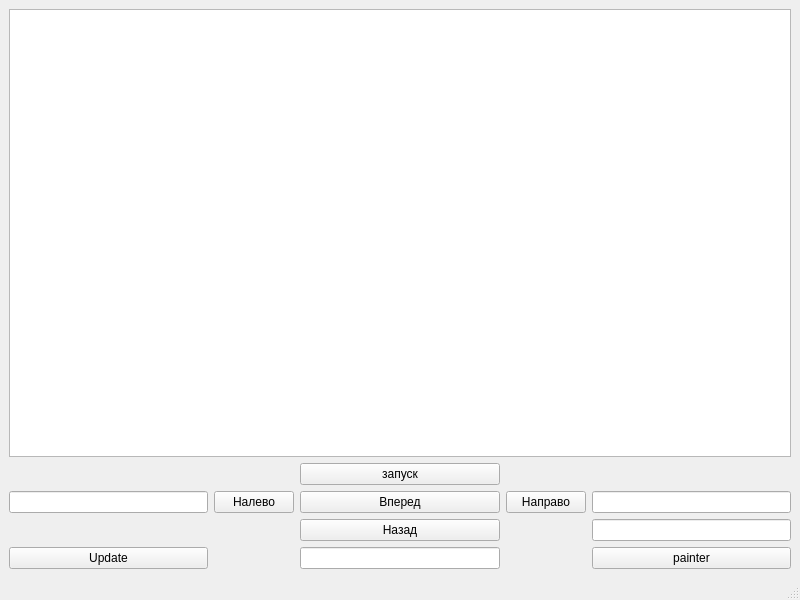
Above: mainwindow.ui from Polliakoff/Collabreequeue-2-rep before the change. Below: the same form after it.
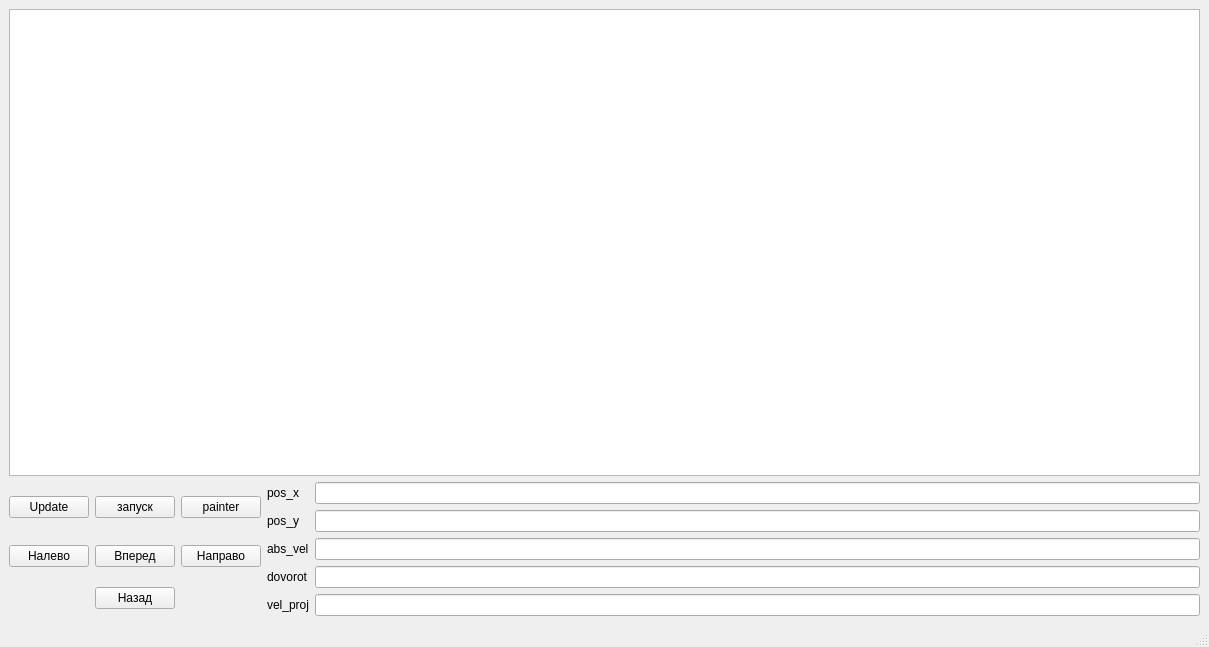
That is the form after the change.

What changed in the file:
```diff
--- a/mainwindow.ui
+++ b/mainwindow.ui
@@ -6,79 +6,121 @@
    <rect>
     <x>0</x>
     <y>0</y>
-    <width>800</width>
-    <height>600</height>
+    <width>1209</width>
+    <height>647</height>
    </rect>
   </property>
   <property name="windowTitle">
    <string>MainWindow</string>
   </property>
   <widget class="QWidget" name="centralwidget">
-   <layout class="QGridLayout" name="gridLayout">
-    <item row="6" column="4">
-     <widget class="QPushButton" name="pushButton_6">
+   <layout class="QGridLayout" name="gridLayout_2">
+    <item row="1" column="1">
+     <widget class="QPushButton" name="pushButton">
       <property name="text">
-       <string>painter</string>
+       <string>запуск</string>
       </property>
      </widget>
     </item>
-    <item row="5" column="4">
-     <widget class="QLineEdit" name="lineEdit_3"/>
+    <item row="1" column="3" rowspan="3">
+     <layout class="QGridLayout" name="gridLayout">
+      <item row="0" column="0">
+       <widget class="QLabel" name="label">
+        <property name="text">
+         <string>pos_x</string>
+        </property>
+       </widget>
+      </item>
+      <item row="0" column="1">
+       <widget class="QLineEdit" name="lineEdit"/>
+      </item>
+      <item row="1" column="0">
+       <widget class="QLabel" name="label_2">
+        <property name="text">
+         <string>pos_y</string>
+        </property>
+       </widget>
+      </item>
+      <item row="1" column="1">
+       <widget class="QLineEdit" name="lineEdit_2"/>
+      </item>
+      <item row="2" column="0">
+       <widget class="QLabel" name="label_3">
+        <property name="text">
+         <string>abs_vel</string>
+        </property>
+       </widget>
+      </item>
+      <item row="2" column="1">
+       <widget class="QLineEdit" name="lineEdit_3"/>
+      </item>
+      <item row="3" column="0">
+       <widget class="QLabel" name="label_4">
+        <property name="text">
+         <string>dovorot</string>
+        </property>
+       </widget>
+      </item>
+      <item row="3" column="1">
+       <widget class="QLineEdit" name="lineEdit_4"/>
+      </item>
+      <item row="4" column="0">
+       <widget class="QLabel" name="label_5">
+        <property name="text">
+         <string>vel_proj</string>
+        </property>
+       </widget>
+      </item>
+      <item row="4" column="1">
+       <widget class="QLineEdit" name="lineEdit_5"/>
+      </item>
+     </layout>
     </item>
-    <item row="0" column="0" colspan="5">
-     <widget class="QGraphicsView" name="graphicsView"/>
-    </item>
-    <item row="6" column="0">
-     <widget class="QPushButton" name="pushButton_7">
-      <property name="text">
-       <string>Update</string>
-      </property>
-     </widget>
-    </item>
-    <item row="6" column="2">
-     <widget class="QLineEdit" name="lineEdit_4"/>
-    </item>
-    <item row="4" column="4">
-     <widget class="QLineEdit" name="lineEdit_2"/>
-    </item>
-    <item row="5" column="2">
-     <widget class="QPushButton" name="pushButton_3">
-      <property name="text">
-       <string>Назад</string>
-      </property>
-     </widget>
-    </item>
-    <item row="4" column="2">
+    <item row="2" column="1">
      <widget class="QPushButton" name="pushButton_2">
       <property name="text">
        <string>Вперед</string>
       </property>
      </widget>
     </item>
-    <item row="4" column="3">
+    <item row="3" column="1">
+     <widget class="QPushButton" name="pushButton_3">
+      <property name="text">
+       <string>Назад</string>
+      </property>
+     </widget>
+    </item>
+    <item row="0" column="0" colspan="4">
+     <widget class="QGraphicsView" name="graphicsView"/>
+    </item>
+    <item row="2" column="2">
      <widget class="QPushButton" name="pushButton_5">
       <property name="text">
        <string>Направо</string>
       </property>
      </widget>
     </item>
-    <item row="4" column="1">
+    <item row="1" column="2">
+     <widget class="QPushButton" name="pushButton_6">
+      <property name="text">
+       <string>painter</string>
+      </property>
+     </widget>
+    </item>
+    <item row="1" column="0">
+     <widget class="QPushButton" name="pushButton_7">
+      <property name="text">
+       <string>Update</string>
+      </property>
+     </widget>
+    </item>
+    <item row="2" column="0">
      <widget class="QPushButton" name="pushButton_4">
       <property name="text">
        <string>Налево</string>
       </property>
      </widget>
     </item>
-    <item row="2" column="2">
-     <widget class="QPushButton" name="pushButton">
-      <property name="text">
-       <string>запуск</string>
-      </property>
-     </widget>
-    </item>
-    <item row="4" column="0">
-     <widget class="QLineEdit" name="lineEdit"/>
-    </item>
    </layout>
   </widget>
   <widget class="QMenuBar" name="menubar">
```
Left out of the diff: 2 changed lines with no effect on the pictures.
